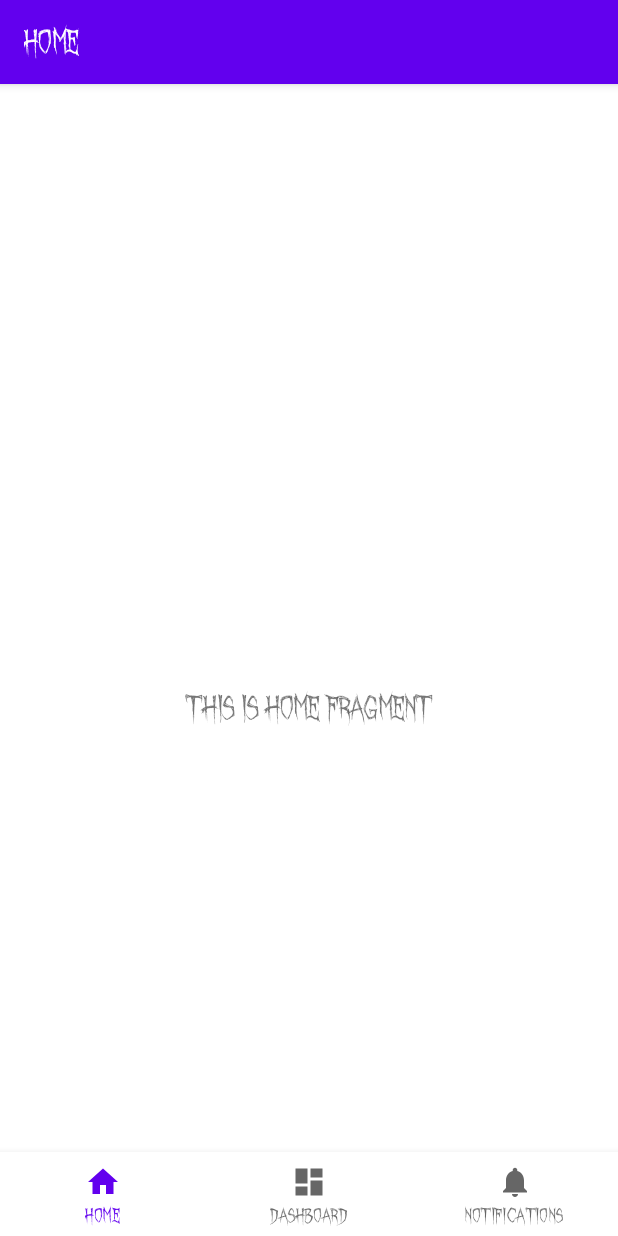
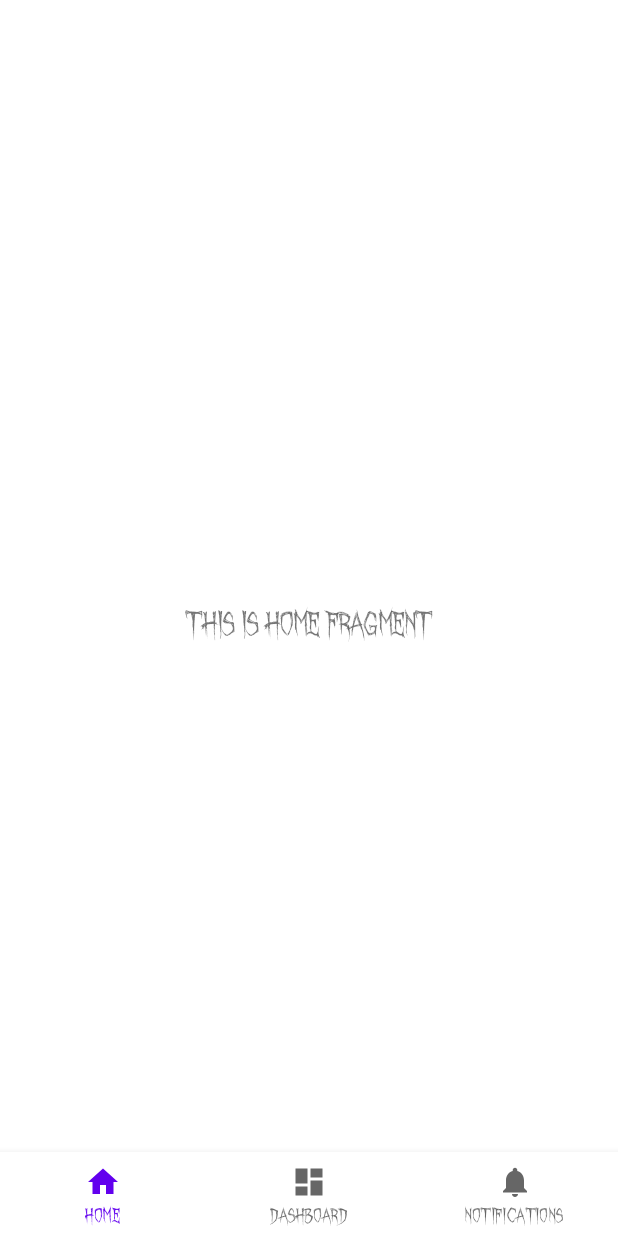
Before and after one commit to CaptainArekor/PhasmoJournal, an Android app: the screen it shows after launch (MainActivity), on a phone screen of 412 x 824 dp. Run offline under Robolectric (Android 15) with nearby library versions, the phone set to English and light mode, and no system bars; our stand-ins replace navigation-ui.

Commit message:
Remove action bar

```diff
--- a/app/src/main/java/com/arekor/phasmojournal/MainActivity.kt
+++ b/app/src/main/java/com/arekor/phasmojournal/MainActivity.kt
@@ -23,7 +23,6 @@ class MainActivity : AppCompatActivity() {
             R.id.navigation_dashboard,
             R.id.navigation_notifications
         ))
-        setupActionBarWithNavController(navController, appBarConfiguration)
         navView.setupWithNavController(navController)
     }
 }
--- a/app/src/main/res/layout/activity_main.xml
+++ b/app/src/main/res/layout/activity_main.xml
@@ -4,8 +4,7 @@
     xmlns:app="http://schemas.android.com/apk/res-auto"
     android:id="@+id/container"
     android:layout_width="match_parent"
-    android:layout_height="match_parent"
-    android:paddingTop="?attr/actionBarSize">
+    android:layout_height="match_parent">
 
     <com.google.android.material.bottomnavigation.BottomNavigationView
         android:id="@+id/nav_view"
--- a/app/src/main/res/values-night/themes.xml
+++ b/app/src/main/res/values-night/themes.xml
@@ -1,6 +1,6 @@
 <resources xmlns:tools="http://schemas.android.com/tools">
     <!-- Base application theme. -->
-    <style name="Theme.PhasmoJournal" parent="Theme.MaterialComponents.DayNight.DarkActionBar">
+    <style name="Theme.PhasmoJournal" parent="Theme.MaterialComponents.DayNight.NoActionBar">
         <!-- Primary brand color. -->
         <item name="colorPrimary">@color/purple_200</item>
         <item name="colorPrimaryVariant">@color/purple_700</item>
--- a/app/src/main/res/values/themes.xml
+++ b/app/src/main/res/values/themes.xml
@@ -1,6 +1,6 @@
 <resources xmlns:tools="http://schemas.android.com/tools">
     <!-- Base application theme. -->
-    <style name="Theme.PhasmoJournal" parent="Theme.MaterialComponents.DayNight.DarkActionBar">
+    <style name="Theme.PhasmoJournal" parent="Theme.MaterialComponents.DayNight.NoActionBar">
         <!-- Primary brand color. -->
         <item name="colorPrimary">@color/purple_500</item>
         <item name="colorPrimaryVariant">@color/purple_700</item>
```
